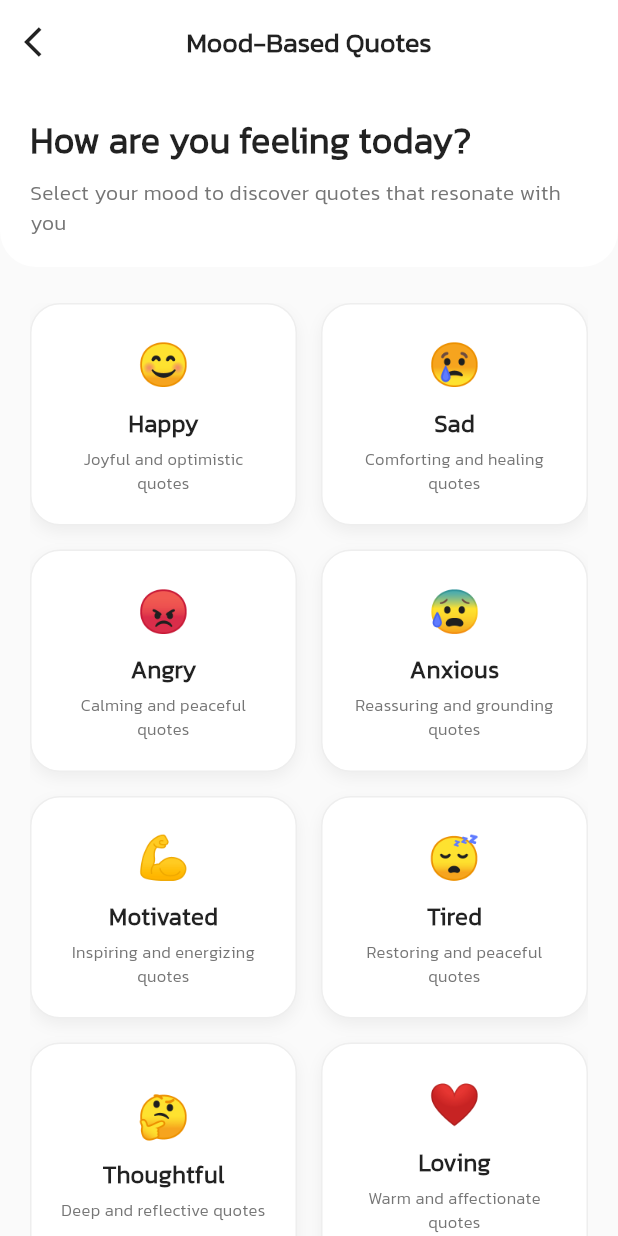
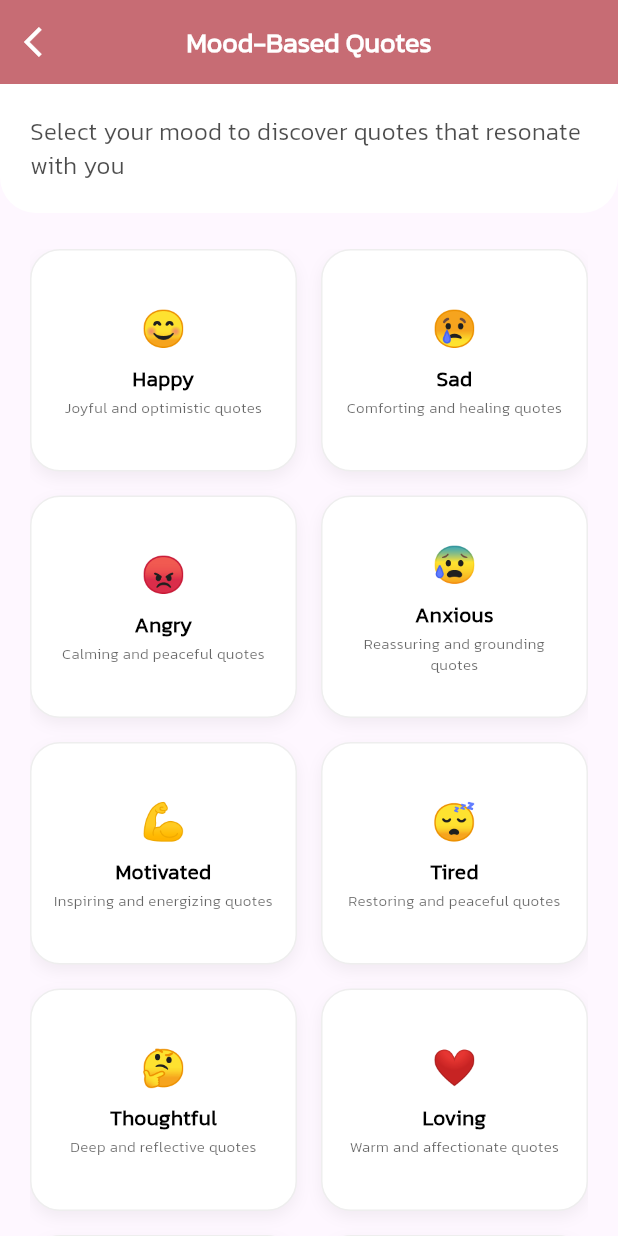
Before and after one commit to dantechu/phraser, a Flutter app: the MoodQuotesScreen screen opened directly, on a phone screen of 412 x 824 dp. Run offline on Flutter 3.47's test engine with Material 3 defaults, Android fonts, the phone set to English and light mode, and no system bars; our stand-ins replace cached_network_image, carousel_slider, cloud_firestore, device_info_plus, dio, firebase_analytics and 25 more; missing offline and left inert: colorful_safe_area, flutter_email_sender, in_app_purchase_android, in_app_purchase_storekit, modal_progress_hud_alt, rate_my_app and 1 more; accounts and stored records are empty; generated files the repository leaves out were written again; network calls fail.

Commit message:
mood screen updated

```diff
--- a/phraser/lib/screens/mood_quotes_screen.dart
+++ b/phraser/lib/screens/mood_quotes_screen.dart
@@ -2,6 +2,7 @@
 import 'package:get/get.dart';
 import 'package:phraser/consts/colors.dart';
 import 'package:phraser/services/model/data_repository.dart';
+import 'package:phraser/util/colors.dart';
 import 'package:phraser/util/preferences.dart';
 import '../util/utils.dart';
 
@@ -31,19 +32,24 @@
 
   @override
   Widget build(BuildContext context) {
+    final isDark = Theme.of(context).brightness == Brightness.dark;
+
     return Scaffold(
-      backgroundColor: Colors.grey.shade50,
+      backgroundColor: Theme.of(context).scaffoldBackgroundColor,
       appBar: AppBar(
-        backgroundColor: Colors.white,
+        backgroundColor: Theme.of(context).appBarTheme.backgroundColor ?? Theme.of(context).scaffoldBackgroundColor,
         elevation: 0,
         leading: IconButton(
-          icon: const Icon(Icons.arrow_back_ios, color: Colors.black87),
+          icon: const Icon(
+            Icons.arrow_back_ios,
+            color: Colors.white,
+          ),
           onPressed: () => Navigator.pop(context),
         ),
         title: const Text(
           'Mood-Based Quotes',
           style: TextStyle(
-            color: Colors.black87,
+            color: Colors.white,
             fontSize: 18,
             fontWeight: FontWeight.w600,
           ),
@@ -57,9 +63,9 @@
           Container(
             width: double.infinity,
             padding: const EdgeInsets.all(20),
-            decoration: const BoxDecoration(
-              color: Colors.white,
-              borderRadius: BorderRadius.only(
+            decoration: BoxDecoration(
+              color: isDark ? Theme.of(context).cardColor : Colors.white,
+              borderRadius: const BorderRadius.only(
                 bottomLeft: Radius.circular(24),
                 bottomRight: Radius.circular(24),
               ),
@@ -67,20 +73,12 @@
             child: Column(
               crossAxisAlignment: CrossAxisAlignment.start,
               children: [
-                const Text(
-                  'How are you feeling today?',
-                  style: TextStyle(
-                    fontSize: 24,
-                    fontWeight: FontWeight.bold,
-                    color: Colors.black87,
-                  ),
-                ),
-                const SizedBox(height: 8),
                 Text(
                   'Select your mood to discover quotes that resonate with you',
                   style: TextStyle(
-                    fontSize: 14,
-                    color: Colors.grey.shade600,
+                    fontSize: 16,
+                    color: Theme.of(context).primaryColorDark.withOpacity(0.7),
+                    fontWeight: FontWeight.w500,
                   ),
                 ),
               ],
@@ -110,52 +108,68 @@
                     child: AnimatedContainer(
                       duration: const Duration(milliseconds: 200),
                       decoration: BoxDecoration(
-                        color: isSelected ? mood.color.withOpacity(0.8) : Colors.white,
+                        color: isSelected
+                            ? kPrimaryColor.withOpacity(0.15)
+                            : (isDark ? Theme.of(context).cardColor : Colors.white),
                         borderRadius: BorderRadius.circular(20),
                         border: Border.all(
-                          color: isSelected ? AppColors.primaryColor : Colors.grey.shade200,
+                          color: isSelected
+                              ? kPrimaryColor
+                              : (isDark ? Colors.grey.shade700 : Colors.grey.shade200),
                           width: isSelected ? 2 : 1,
                         ),
                         boxShadow: [
                           BoxShadow(
                             color: isSelected
-                                ? AppColors.primaryColor.withOpacity(0.3)
-                                : Colors.black.withOpacity(0.05),
+                                ? kPrimaryColor.withOpacity(0.2)
+                                : (isDark
+                                    ? Colors.black.withOpacity(0.2)
+                                    : Colors.black.withOpacity(0.05)),
                             blurRadius: isSelected ? 12 : 8,
                             offset: const Offset(0, 4),
                           ),
                         ],
                       ),
                       child: Padding(
-                        padding: const EdgeInsets.all(16),
+                        padding: const EdgeInsets.all(12),
                         child: Column(
                           mainAxisAlignment: MainAxisAlignment.center,
+                          mainAxisSize: MainAxisSize.min,
                           children: [
                             Text(
                               mood.emoji,
                               style: TextStyle(
-                                fontSize: isSelected ? 32 : 28,
+                                fontSize: isSelected ? 28 : 24,
                               ),
                             ),
-                            const SizedBox(height: 8),
-                            Text(
+                            const SizedBox(height: 6),
+                            Flexible(
+                              child: Text(
                                 mood.name,
                                 style: TextStyle(
-                                fontSize: 16,
+                                  fontSize: 14,
                                   fontWeight: isSelected ? FontWeight.bold : FontWeight.w600,
-                                color: isSelected ? AppColors.primaryColor : Colors.black87,
+                                  color: isSelected
+                                      ? kPrimaryColor
+                                      : Theme.of(context).primaryColorDark,
+                                ),
+                                textAlign: TextAlign.center,
+                                maxLines: 1,
+                                overflow: TextOverflow.ellipsis,
                               ),
                             ),
-                            const SizedBox(height: 4),
-                            Text(
+                            const SizedBox(height: 2),
+                            Flexible(
+                              child: Text(
                                 mood.description,
                                 textAlign: TextAlign.center,
                                 style: TextStyle(
-                                fontSize: 11,
-                                color: Colors.grey.shade600,
+                                  fontSize: 10,
+                                  color: Theme.of(context).primaryColorDark.withOpacity(0.6),
                                 ),
                                 maxLines: 2,
                                 overflow: TextOverflow.ellipsis,
+                              ),
                             ),
                           ],
                         ),
@@ -176,7 +190,7 @@
                 child: ElevatedButton(
                   onPressed: _showMoodQuotes,
                   style: ElevatedButton.styleFrom(
-                    backgroundColor: AppColors.primaryColor,
+                    backgroundColor: kPrimaryColor,
                     foregroundColor: Colors.white,
                     padding: const EdgeInsets.symmetric(vertical: 16),
                     shape: RoundedRectangleBorder(
@@ -231,7 +245,7 @@
     Get.snackbar(
       'Mood Set!',
       'Showing ${filteredQuotes.length} quotes for your $selectedMood mood',
-      backgroundColor: AppColors.primaryColor.withOpacity(0.9),
+      backgroundColor: kPrimaryColor.withOpacity(0.9),
       colorText: Colors.white,
       duration: const Duration(seconds: 3),
       margin: const EdgeInsets.all(16),
```
Also changed, not shown: phraser/lib/screens/in_app_purchase/preimum_app_screen.dart (+3 -5 lines). Lines whose indentation alone changed are shown as unchanged.
